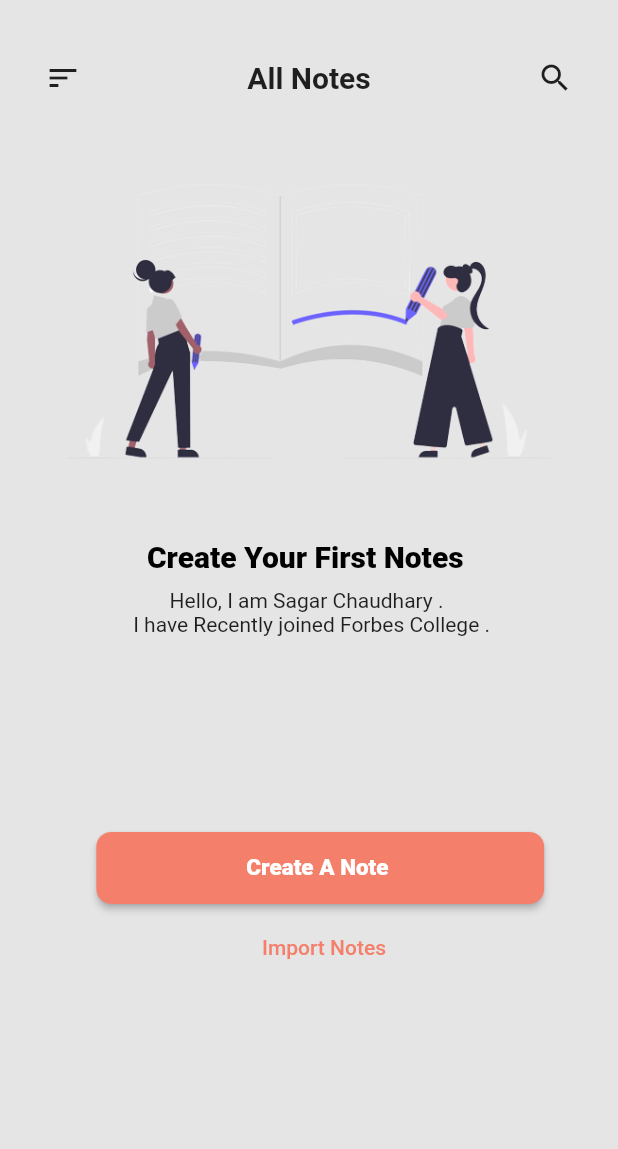
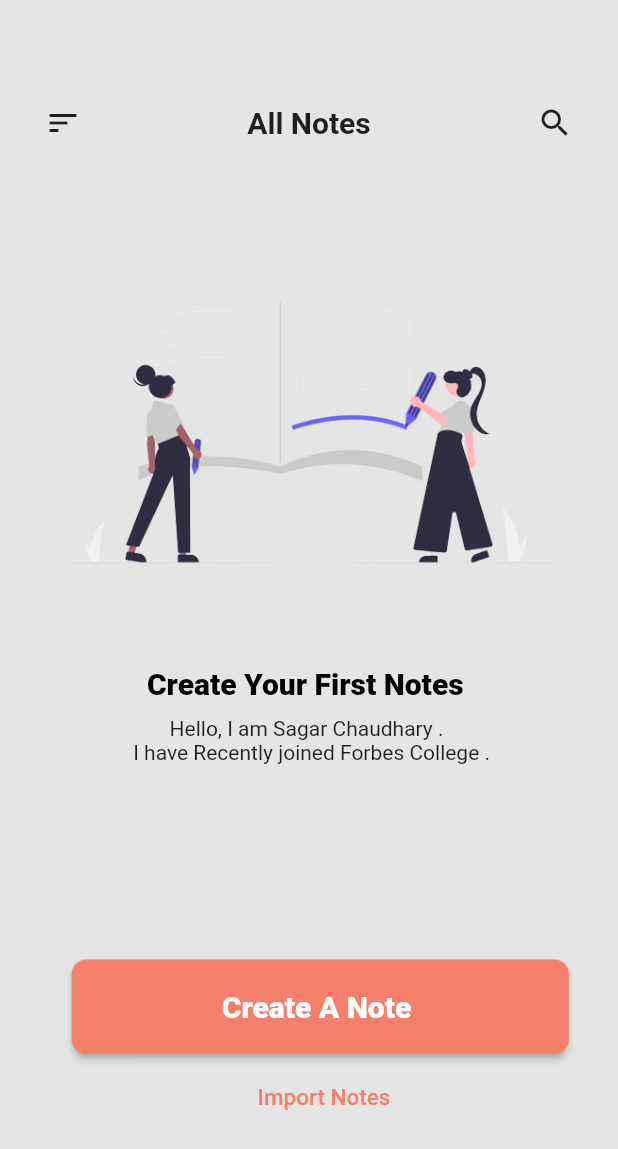
Before and after one commit to Marshallcdy/Notely, a Flutter app: the Start screen opened directly, after a tap on the "content cut" icon, on a phone screen of 412 x 824 dp. Shown: the top 1149 px of the screen. Run offline on Flutter 3.47's test engine with Material 2 defaults, Android fonts, the phone set to English and light mode, and no system bars.

```diff
--- a/lib/main.dart
+++ b/lib/main.dart
@@ -39,11 +39,11 @@ class MyHomepage extends StatelessWidget {
             Column(
               children: [
                 Padding(
-                  padding: const EdgeInsets.only(top: 150, left: 70),
+                  padding: const EdgeInsets.only(top: 150, left: 85),
                   child: Image.asset("photo/first.jpg"),
                 ),
                 const Padding(
-                  padding: EdgeInsets.only(left: 45, top: 40),
+                  padding: EdgeInsets.only(left: 50, top: 40),
                   child: Text(
                     "       World's Safest And \n  Largest Digital Notebook",
                     style: TextStyle(
@@ -343,17 +343,18 @@ class Start extends StatelessWidget {
             Row(
               children: [
                 const Padding(
-                  padding: EdgeInsets.only(left: 150, top: 50, bottom: 10),
+                  padding: EdgeInsets.only(left: 140, top: 100, bottom: 30),
                   child: Text(
                     "  Notely Premium ",
                     style: TextStyle(
                         color: Colors.black,
-                        fontSize: 15,
+                        fontSize: 20,
                         fontWeight: FontWeight.w900),
                   ),
                 ),
                 Padding(
-                  padding: const EdgeInsets.only(top: 50, left: 70, bottom: 10),
+                  padding:
+                      const EdgeInsets.only(top: 100, left: 70, bottom: 30),
                   child: IconButton(
                       onPressed: (() {
                         Navigator.of(context).push(MaterialPageRoute(
@@ -365,12 +366,12 @@ class Start extends StatelessWidget {
             ),
             Image.asset("photo/tick.jpg"),
             const Padding(
-              padding: EdgeInsets.only(left: 30, top: 25),
+              padding: EdgeInsets.only(left: 30, top: 50),
               child: Text(
                 "   Start Using Notely \n with premium Benefit",
                 style: TextStyle(
                     color: Colors.black,
-                    fontSize: 20,
+                    fontSize: 30,
                     fontWeight: FontWeight.bold),
               ),
             ),
@@ -378,28 +379,28 @@ class Start extends StatelessWidget {
               padding: EdgeInsets.only(top: 10, left: 8),
               child: Text(
                 "  ✔ Save Unlimted notes on single project",
-                style: TextStyle(fontSize: 15),
+                style: TextStyle(fontSize: 18),
               ),
             ),
             const Padding(
               padding: EdgeInsets.only(top: 5, left: 4),
               child: Text(
                 "✔ Create Unlimited Project and Teams",
-                style: TextStyle(fontSize: 15),
+                style: TextStyle(fontSize: 18),
               ),
             ),
             const Padding(
               padding: EdgeInsets.only(top: 5, left: 8),
               child: Text(
                 "  ✔ Daily Backup and keep your data safe",
-                style: TextStyle(fontSize: 15),
+                style: TextStyle(fontSize: 18),
               ),
             ),
             Row(
               mainAxisAlignment: MainAxisAlignment.spaceBetween,
               children: [
                 Padding(
-                  padding: const EdgeInsets.only(top: 25, left: 50),
+                  padding: const EdgeInsets.only(top: 25, left: 40),
                   child: Container(
                     decoration: BoxDecoration(
                       border: Border.all(
@@ -409,8 +410,8 @@ class Start extends StatelessWidget {
                       borderRadius: BorderRadius.circular(20),
                       color: const Color.fromARGB(255, 240, 238, 235),
                     ),
-                    height: 135,
-                    width: 135,
+                    height: 155,
+                    width: 155,
                     child: Column(
                       children: const [
                         // ignore: prefer_const_constructors
@@ -418,7 +419,7 @@ class Start extends StatelessWidget {
                           padding: EdgeInsets.only(top: 25),
                           child: Text(
                             "Annual",
-                            style: TextStyle(fontSize: 15),
+                            style: TextStyle(fontSize: 20),
                           ),
                         ),
                         Padding(
@@ -434,7 +435,7 @@ class Start extends StatelessWidget {
                           child: Text(
                             "Per Year",
                             style: TextStyle(
-                                fontSize: 13, fontWeight: FontWeight.bold),
+                                fontSize: 15, fontWeight: FontWeight.bold),
                           ),
                         ),
                       ],
@@ -442,10 +443,10 @@ class Start extends StatelessWidget {
                   ),
                 ),
                 Padding(
-                  padding: const EdgeInsets.only(top: 25, right: 50),
+                  padding: const EdgeInsets.only(top: 25, right: 35),
                   child: Container(
-                    height: 135,
-                    width: 135,
+                    height: 155,
+                    width: 155,
                     decoration: BoxDecoration(
                       border: Border.all(
                           color: Colors.black,
@@ -461,7 +462,7 @@ class Start extends StatelessWidget {
                           padding: EdgeInsets.only(top: 25),
                           child: Text(
                             "Monthly",
-                            style: TextStyle(fontSize: 15),
+                            style: TextStyle(fontSize: 20),
                           ),
                         ),
                         Padding(
@@ -477,7 +478,7 @@ class Start extends StatelessWidget {
                           child: Text(
                             "Per Month",
                             style: TextStyle(
-                                fontSize: 13, fontWeight: FontWeight.bold),
+                                fontSize: 15, fontWeight: FontWeight.bold),
                           ),
                         ),
                       ],
@@ -487,7 +488,7 @@ class Start extends StatelessWidget {
               ],
             ),
             Padding(
-              padding: const EdgeInsets.only(top: 25, left: 15),
+              padding: const EdgeInsets.only(top: 70, left: 15),
               child: ElevatedButton(
                 style: ElevatedButton.styleFrom(
                   backgroundColor: const Color(0XFFF47F6B),
@@ -495,10 +496,10 @@ class Start extends StatelessWidget {
                     borderRadius: BorderRadius.circular(10),
                   ),
                   padding: const EdgeInsets.only(
-                    top: 10,
+                    top: 20,
                     left: 100,
                     right: 100,
-                    bottom: 10,
+                    bottom: 20,
                   ),
                 ),
                 onPressed: () {},
@@ -507,7 +508,7 @@ class Start extends StatelessWidget {
                   style: TextStyle(
                       color: Colors.white,
                       fontWeight: FontWeight.bold,
-                      fontSize: 20),
+                      fontSize: 25),
                 ),
               ),
             ),
@@ -516,8 +517,9 @@ class Start extends StatelessWidget {
               child: const Padding(
                 padding: EdgeInsets.only(left: 20, top: 5),
                 child: Text(
-                  "Restore Purchase",
+                  "Restore Purchase ?",
                   style: TextStyle(
+                    fontSize: 15,
                     color: Color(0XFFF47F6B),
                   ),
                 ),
@@ -540,7 +542,7 @@ class Create extends StatelessWidget {
       body: Column(
         children: [
           Padding(
-            padding: const EdgeInsets.only(top: 40, left: 30, right: 30),
+            padding: const EdgeInsets.only(top: 70, left: 30, right: 30),
             child: Row(
               mainAxisAlignment: MainAxisAlignment.spaceBetween,
               children: const [
@@ -554,13 +556,13 @@ class Create extends StatelessWidget {
             ),
           ),
           Padding(
-            padding: const EdgeInsets.only(top: 30),
+            padding: const EdgeInsets.only(top: 70),
             child: Image.asset(
               "photo/notes.jpg",
             ),
           ),
           const Padding(
-            padding: EdgeInsets.only(top: 25),
+            padding: EdgeInsets.only(top: 40),
             child: Text(
               "Create Your First Notes ",
               style: TextStyle(
@@ -583,10 +585,10 @@ class Create extends StatelessWidget {
                   borderRadius: BorderRadius.circular(10),
                 ),
                 padding: const EdgeInsets.only(
-                  top: 15,
+                  top: 20,
                   left: 100,
                   right: 100,
-                  bottom: 15,
+                  bottom: 20,
                 ),
               ),
               onPressed: () {},
@@ -595,7 +597,7 @@ class Create extends StatelessWidget {
                 style: TextStyle(
                     color: Colors.white,
                     fontWeight: FontWeight.w800,
-                    fontSize: 15),
+                    fontSize: 20),
               ),
             ),
           ),
@@ -609,6 +611,7 @@ class Create extends StatelessWidget {
               child: Text(
                 "Import Notes",
                 style: TextStyle(
+                  fontSize: 15,
                   color: Color(0XFFF47F6B),
                 ),
               ),
```
